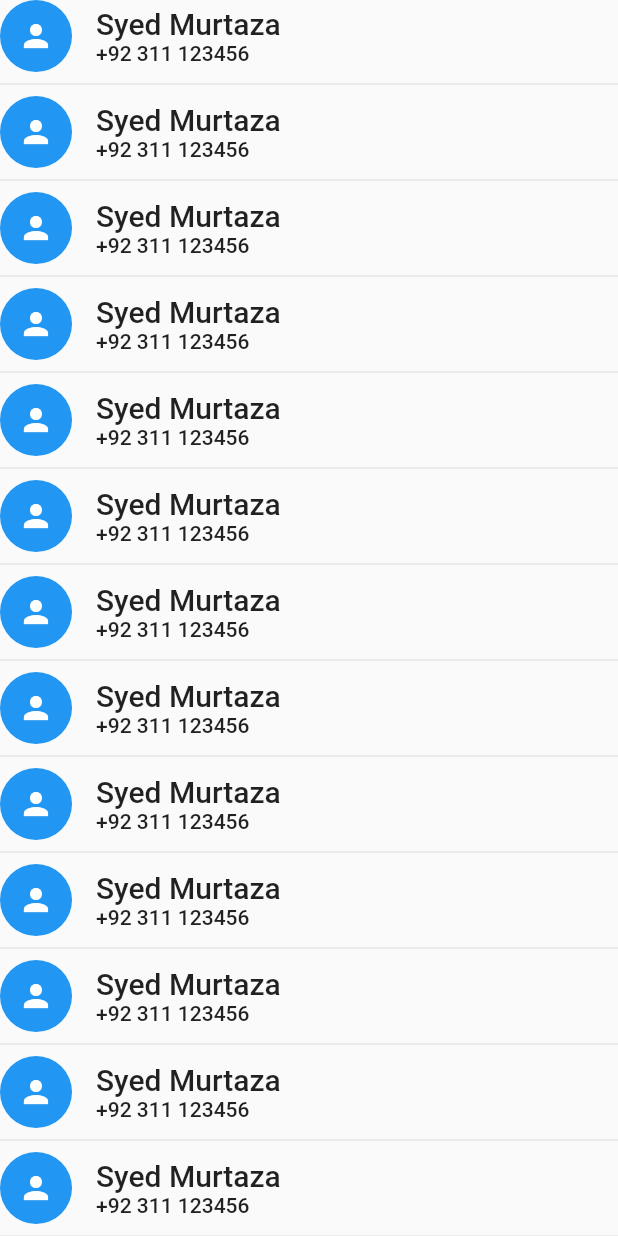
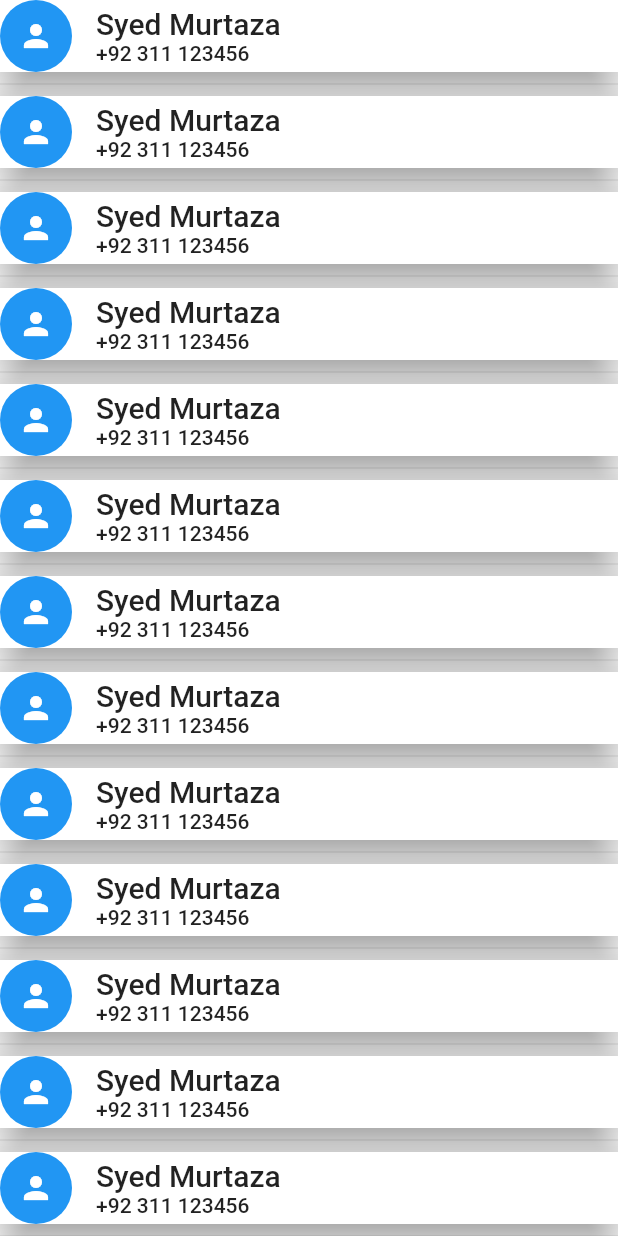
Before and after one commit to syedmurtaza108/animated_listing, a Flutter app: the screen it shows after launch, on a phone screen of 412 x 824 dp. Run offline on Flutter 3.47's test engine with Material 2 defaults, Android fonts, the phone set to English and light mode, and no system bars.

Commit message:
feat: new animations `animatedSize` and `elevation` added

```diff
--- a/example/lib/main.dart
+++ b/example/lib/main.dart
@@ -26,12 +26,12 @@ class _AnimatedListingExampleState extends State<AnimatedListingExample> {
     return MaterialApp(
       home: Scaffold(
         body: AnimatedListingWidget(
-          itemBuilder: (_, i) {
-            return ItemWidget(item: list[i]);
-          },
+          itemBuilder: (_, i) => ItemWidget(item: list[i]),
           itemsCount: list.length,
           separatorBuilder: (_, __) => const Divider(),
-          animatedListingType: AnimatedListingType.animatedSize,
+          animatedListingType: AnimatedListingType.elevation,
+          animationDuration: const Duration(seconds: 5),
+          animatedResizeOptions: const AnimatedResizeOptions(finalHeight: 50),
         ),
       ),
     );
--- a/lib/animated_listing.dart
+++ b/lib/animated_listing.dart
@@ -1,4 +1,6 @@
 library animated_listing;
 
+export 'src/animated_listing_options.dart';
 export 'src/animated_listing_types.dart';
 export 'src/animated_listing_widget.dart';
+export 'src/strings.dart';
--- /dev/null
+++ b/lib/src/animated_listing_options.dart
@@ -0,0 +1,59 @@
+// Copyright 2022 Syed Murtaza. All rights reserved.
+// Use of this source code is governed by a BSD-style license that can be
+// found in the LICENSE file.
+
+import 'package:flutter/material.dart';
+
+///These options are used to modify `AnimatedListingType.animatedSize` animation
+class AnimatedResizeOptions {
+  ///These options are used to modify `AnimatedListingType.animatedSize`
+  ///animation.
+  ///
+  ///[finalHeight] is required
+  ///
+  ///* [initialHeight] is the height of the item widget when it is added in the
+  ///list view
+  ///* [duration] is the gap between [initialHeight] and the [finalHeight] of
+  ///the item widget. Its default value is `Duration(milliseconds: 50)`
+  const AnimatedResizeOptions({
+    this.initialHeight = 0,
+    required this.finalHeight,
+    this.duration = const Duration(milliseconds: 50),
+  });
+
+  final double initialHeight;
+  final double finalHeight;
+  final Duration duration;
+}
+
+///These options are used to modify `AnimatedListingType.physicalMode` animation
+class ElevationOptions {
+  ///These options are used to modify `AnimatedListingType.physicalMode`
+  ///animation.
+  ///
+  ///No parameter is required
+  ///
+  ///* [initialElevation] is the elevation of the item widget when it is added
+  ///in the list view. Its default value is `5`
+  ///* [finalElevation] is the elevation of the item widget after the completion
+  ///of [duration]. Its default value is `10`
+  ///* [duration] is the gap between [initialElevation] and the actual height of
+  ///the item widget. Its default value is `Duration(milliseconds: 300)`
+  const ElevationOptions({
+    this.initialElevation = 0,
+    this.finalElevation = 10,
+    this.duration = const Duration(milliseconds: 300),
+    this.shape = BoxShape.rectangle,
+    this.boxColor = Colors.white,
+    this.shadowColor = Colors.grey,
+    this.animationDuration = const Duration(milliseconds: 300),
+  });
+
+  final double initialElevation;
+  final double finalElevation;
+  final Duration duration;
+  final BoxShape shape;
+  final Color boxColor;
+  final Color shadowColor;
+  final Duration animationDuration;
+}
--- a/lib/src/animated_listing_types.dart
+++ b/lib/src/animated_listing_types.dart
@@ -3,7 +3,13 @@
 // found in the LICENSE file.
 
 ///Animations types used for listing items
-enum AnimatedListingType{
+///
+///* [fadeTransition] renders widgets with gradually incremented opacity.
+///* [animatedSize] renders widgets with gradually incremented size.
+enum AnimatedListingType {
   fadeTransition,
   animatedSize,
+  elevation,
+  backColor,
+  shadowColor,
 }
--- a/lib/src/animated_listing_widget.dart
+++ b/lib/src/animated_listing_widget.dart
@@ -2,28 +2,62 @@
 // Use of this source code is governed by a BSD-style license that can be
 // found in the LICENSE file.
 
-import 'package:animated_listing/src/animated_listing_types.dart';
+import 'package:animated_listing/animated_listing.dart';
 import 'package:flutter/material.dart';
 
-///The animated widget based on Flutter built-in [ListView]. [itemsCount] is
-///the total length of the items that are to be rendered by this widget.
+///The animated widget based on Flutter built-in [ListView]
 class AnimatedListingWidget extends StatefulWidget {
+  ///Creates an object of [AnimatedListingWidget].
+  ///
+  ///
+  ///[itemsCount] and [itemBuilder] are only two required parameters.
+  ///
+  ///*  [itemsCount] is the total length of the items that are to be rendered
+  ///by this widget.
+  ///* [itemBuilder] is a callback which creates the actual item widget based
+  ///on index.
+  ///* [animatedListingType] is the animation type that this instance will use.
+  ///By default its value is `AnimatedListingType.fadeTransition`.
+  ///See more [AnimatedListingType]
+  ///* [animationDuration] is the duration that this instance will use during
+  ///animation. The lesser the duration the faster the animation. By default its
+  ///value is `Duration(milliseconds: 2000)`
+  ///* [animationCurve] is the curve type that this instance will use to animate
+  ///items. By default its value is `Curves.fastOutSlowIn`. See more [Curves]
+  ///* [animatedResizeOptions] are only used when [animatedListingType] is
+  ///[AnimatedListingType.animatedSize]. In all other cases its ignored. See
+  ///more [AnimatedResizeOptions]
+  ///* [physicalModeOptions] are only used when [animatedListingType] is
+  ///[AnimatedListingType]. In all other cases its ignored. See
+  ///more [ElevationOptions]
+  ///* [separatorBuilder] is a nullable callback that this instance will use to
+  ///add a seperator between rendering items. Its default value is `null` which
+  ///means that no separator will be added between items.
   const AnimatedListingWidget({
     required this.itemsCount,
     required this.itemBuilder,
     this.animatedListingType = AnimatedListingType.fadeTransition,
     this.animationDuration = const Duration(milliseconds: 2000),
     this.animationCurve = Curves.fastOutSlowIn,
+    this.physicalModeOptions = const ElevationOptions(),
     this.separatorBuilder,
+    this.animatedResizeOptions,
     Key? key,
-  }) : super(key: key);
+  })  : assert(
+          animatedListingType != AnimatedListingType.animatedSize &&
+              animatedResizeOptions != null,
+          resizeOptionsNotInitialized,
+        ),
+        super(key: key);
 
   final int itemsCount;
   final Widget Function(BuildContext, int) itemBuilder;
-  final Widget Function(BuildContext, int)? separatorBuilder;
+  final AnimatedListingType animatedListingType;
   final Duration animationDuration;
   final Curve animationCurve;
-  final AnimatedListingType animatedListingType;
+  final AnimatedResizeOptions? animatedResizeOptions;
+  final ElevationOptions physicalModeOptions;
+  final Widget Function(BuildContext, int)? separatorBuilder;
 
   @override
   State<AnimatedListingWidget> createState() => _AnimatedListingWidgetState();
@@ -36,8 +70,6 @@ class _AnimatedListingWidgetState extends State<AnimatedListingWidget>
     vsync: this,
   );
 
-  double? _height = 0;
-
   @override
   Widget build(BuildContext context) {
     return widget.separatorBuilder == null
@@ -47,7 +79,7 @@ class _AnimatedListingWidgetState extends State<AnimatedListingWidget>
           )
         : ListView.separated(
             itemBuilder: (_, i) => _renderItemWidget(i),
-            separatorBuilder: widget.separatorBuilder!,
+            separatorBuilder: (_, i) => _renderSeparatorWidget(i),
             itemCount: widget.itemsCount,
           );
   }
@@ -60,22 +92,88 @@ class _AnimatedListingWidgetState extends State<AnimatedListingWidget>
           child: widget.itemBuilder(context, index),
         );
       case AnimatedListingType.animatedSize:
-        Future<void>.delayed(
-          const Duration(milliseconds: 100),
-          () => setState(() => _height = null),
+        final height = _createResizeAnimation(index);
+        return AnimatedBuilder(
+          animation: height,
+          builder: (_, __) {
+            return SizedBox(
+              height: height.value,
+              //It is used only to avoid `RenderFlex overflowed` error
+              child: SingleChildScrollView(
+                child: widget.itemBuilder(context, index),
+              ),
+            );
+          },
         );
-        return AnimatedSize(
-          duration: widget.animationDuration,
-          child: SizedBox(
-            height: _height,
+      case AnimatedListingType.backColor:
+      case AnimatedListingType.shadowColor:
+      case AnimatedListingType.elevation:
+        final elevation = _createShadowAnimation(index);
+        return AnimatedBuilder(
+          animation: elevation,
+          builder: (_, __) => AnimatedPhysicalModel(
+            shape: widget.physicalModeOptions.shape,
+            elevation: elevation.value,
+            color: widget.physicalModeOptions.boxColor,
+            shadowColor: widget.physicalModeOptions.shadowColor,
+            duration: widget.physicalModeOptions.animationDuration,
             child: widget.itemBuilder(context, index),
           ),
         );
     }
   }
 
+  Widget _renderSeparatorWidget(int index) {
+    switch (widget.animatedListingType) {
+      case AnimatedListingType.fadeTransition:
+        return FadeTransition(
+          opacity: _createFadeAnimation(index),
+          child: widget.separatorBuilder!(context, index),
+        );
+      // ignore: no_default_cases
+      default:
+        return widget.separatorBuilder!(context, index);
+    }
+  }
+
   Animation<double> _createFadeAnimation(int index) {
     final animation = Tween<double>(begin: 0, end: 1).animate(
+      CurvedAnimation(
+        parent: animationController,
+        curve: Interval(
+          (1 / widget.itemsCount) * index,
+          1,
+          curve: widget.animationCurve,
+        ),
+      ),
+    );
+    animationController.forward();
+    return animation;
+  }
+
+  Animation<double> _createResizeAnimation(int index) {
+    final animation = Tween<double>(
+      begin: widget.animatedResizeOptions!.initialHeight,
+      end: widget.animatedResizeOptions!.finalHeight,
+    ).animate(
+      CurvedAnimation(
+        parent: animationController,
+        curve: Interval(
+          (1 / widget.itemsCount) * index,
+          1,
+          curve: widget.animationCurve,
+        ),
+      ),
+    );
+    animationController.forward();
+    return animation;
+  }
+
+  Animation<double> _createShadowAnimation(int index) {
+    final animation = Tween<double>(
+      begin: widget.physicalModeOptions.initialElevation,
+      end: widget.physicalModeOptions.finalElevation,
+    ).animate(
       CurvedAnimation(
         parent: animationController,
         curve: Interval(
--- /dev/null
+++ b/lib/src/strings.dart
@@ -0,0 +1 @@
+const resizeOptionsNotInitialized = '''animatedResizeOptions must be initialized when animatedListingType = AnimatedListingType.animatedSize''';
```
